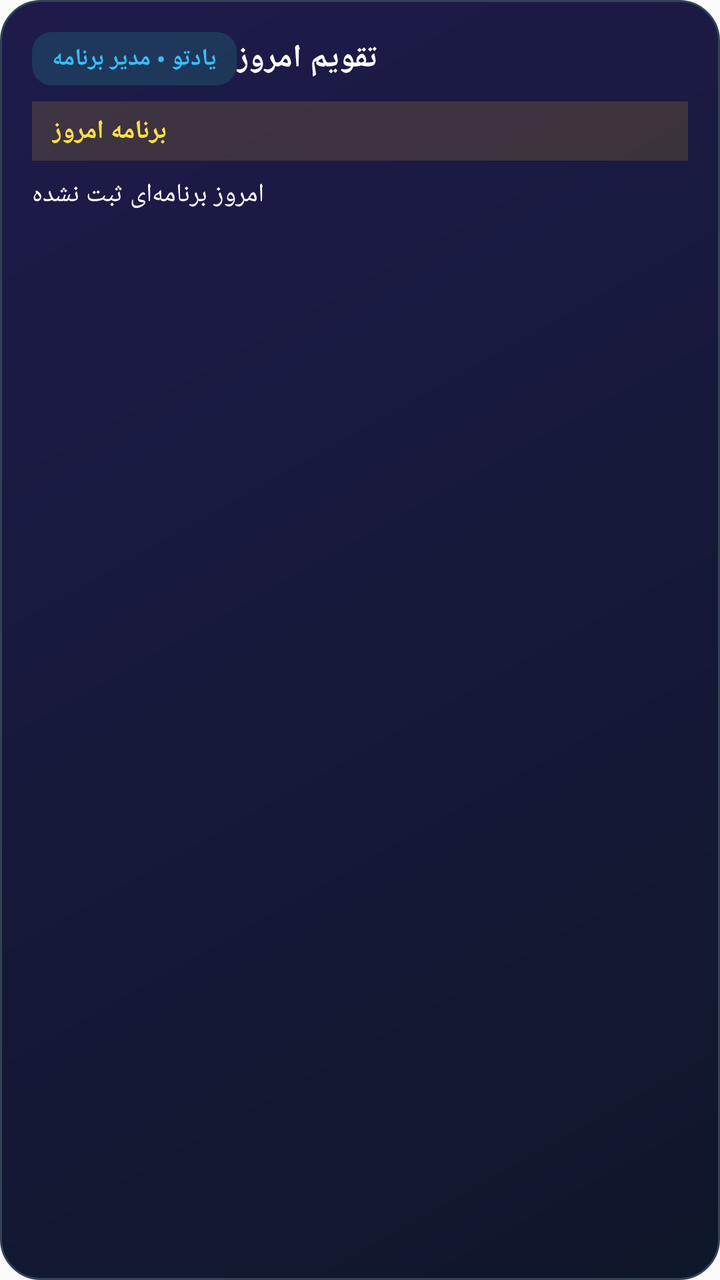
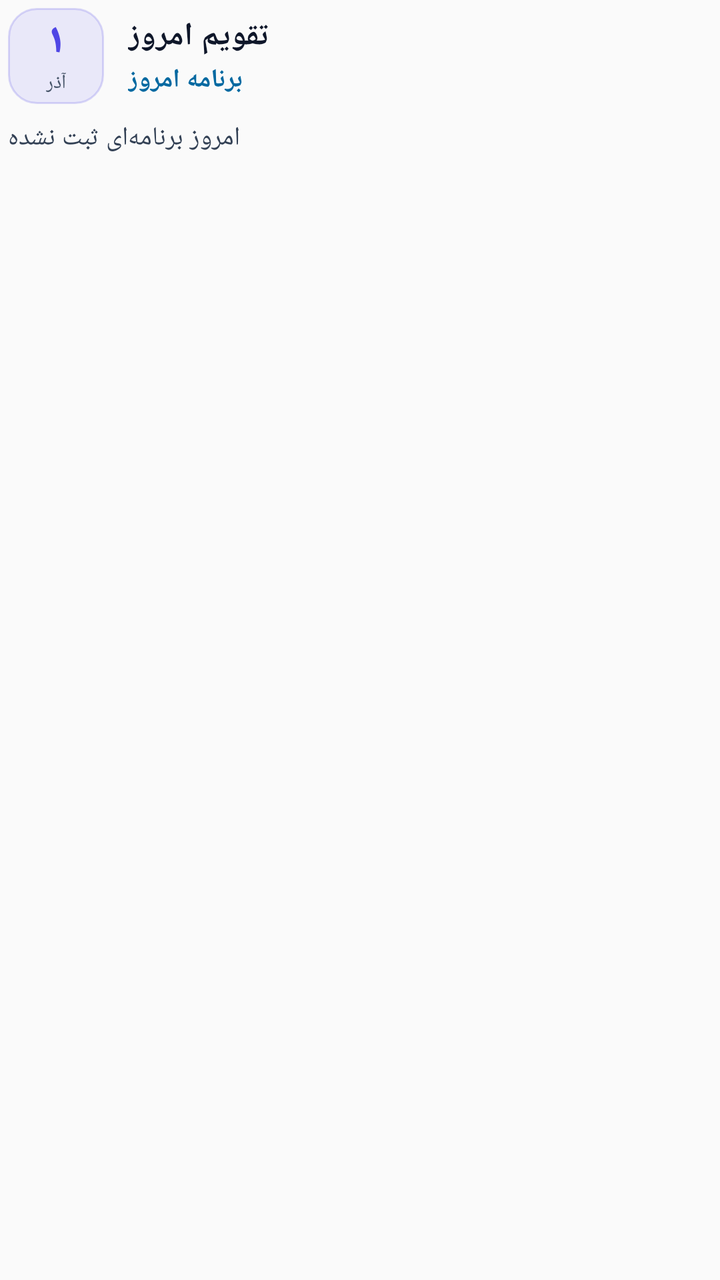

Two renders of the same Android screen: before a commit and after it. Below are the layout's source before the change and the commit's diff.
<!-- AndroidManifest.xml: application theme AppTheme -->
<!-- res/layout/notification_status_expanded.xml -->
<?xml version="1.0" encoding="utf-8"?>
<LinearLayout xmlns:android="http://schemas.android.com/apk/res/android"
    android:layout_width="match_parent"
    android:layout_height="wrap_content"
    android:background="@drawable/widget_bg"
    android:orientation="vertical"
    android:padding="16dp">

    
    <LinearLayout
        android:layout_width="match_parent"
        android:layout_height="wrap_content"
        android:gravity="center_vertical"
        android:orientation="horizontal">

        <TextView
            android:layout_width="wrap_content"
            android:layout_height="wrap_content"
            android:background="@drawable/widget_badge_bg"
            android:paddingLeft="10dp"
            android:paddingTop="5dp"
            android:paddingRight="10dp"
            android:paddingBottom="5dp"
            android:text="یادتو • مدیر برنامه"
            android:textColor="#38bdf8"
            android:textSize="12sp"
            android:textStyle="bold" />

        <TextView
            android:id="@+id/notif_exp_date"
            android:layout_width="0dp"
            android:layout_height="wrap_content"
            android:layout_weight="1"
            android:ellipsize="end"
            android:gravity="end"
            android:maxLines="1"
            android:text="تقویم امروز"
            android:textColor="#ffffff"
            android:textSize="16sp"
            android:textStyle="bold" />
    </LinearLayout>

    
    <TextView
        android:id="@+id/notif_exp_summary"
        android:layout_width="match_parent"
        android:layout_height="wrap_content"
        android:layout_marginTop="8dp"
        android:background="#26fbbf24"
        android:gravity="end"
        android:paddingLeft="10dp"
        android:paddingTop="6dp"
        android:paddingRight="10dp"
        android:paddingBottom="6dp"
        android:text="برنامه امروز"
        android:textColor="#fde047"
        android:textSize="13sp"
        android:textStyle="bold" />

    
    <TextView
        android:id="@+id/notif_exp_details"
        android:layout_width="match_parent"
        android:layout_height="wrap_content"
        android:layout_marginTop="8dp"
        android:ellipsize="end"
        android:gravity="end"
        android:lineSpacingExtra="4dp"
        android:maxLines="5"
        android:text="امروز برنامه‌ای ثبت نشده"
        android:textColor="#ffffff"
        android:textSize="13sp" />
</LinearLayout>
<!-- resources referenced by this layout -->
<resources>
  <!-- drawable widget_badge_bg (drawable) -->
  <?xml version="1.0" encoding="utf-8"?>
  <shape xmlns:android="http://schemas.android.com/apk/res/android" android:shape="rectangle">
      <solid android:color="#262dd4bf" />
      <corners android:radius="10dp" />
  </shape>
  <!-- drawable widget_bg (drawable) -->
  <?xml version="1.0" encoding="utf-8"?>
  <shape xmlns:android="http://schemas.android.com/apk/res/android" android:shape="rectangle">
      <gradient
          android:angle="135"
          android:startColor="#0f172a"
          android:endColor="#1e1b4b" />
      <corners android:radius="20dp" />
      <stroke android:width="1dp" android:color="#334155" />
  </shape>
  <style name="AppTheme" parent="Theme.AppCompat.Light.DarkActionBar">
          
          <item name="colorPrimary">@color/colorPrimary</item>
          <item name="colorPrimaryDark">@color/colorPrimaryDark</item>
          <item name="colorAccent">@color/colorAccent</item>
      </style>
</resources>

<!-- the commit's change to res/layout/notification_status_expanded.xml (unified diff, before → after) -->
@@ -2,9 +2,12 @@
 <LinearLayout xmlns:android="http://schemas.android.com/apk/res/android"
     android:layout_width="match_parent"
     android:layout_height="wrap_content"
-    android:background="@drawable/widget_bg"
+    android:background="@android:color/transparent"
     android:orientation="vertical"
-    android:padding="16dp">
+    android:paddingLeft="4dp"
+    android:paddingTop="4dp"
+    android:paddingRight="4dp"
+    android:paddingBottom="4dp">
 
     
     <LinearLayout
@@ -13,49 +16,70 @@
         android:gravity="center_vertical"
         android:orientation="horizontal">
 
-        <TextView
-            android:layout_width="wrap_content"
-            android:layout_height="wrap_content"
-            android:background="@drawable/widget_badge_bg"
-            android:paddingLeft="10dp"
-            android:paddingTop="5dp"
-            android:paddingRight="10dp"
-            android:paddingBottom="5dp"
-            android:text="یادتو • مدیر برنامه"
-            android:textColor="#38bdf8"
-            android:textSize="12sp"
-            android:textStyle="bold" />
+        <LinearLayout
+            android:layout_width="48dp"
+            android:layout_height="48dp"
+            android:background="@drawable/notif_day_badge"
+            android:gravity="center"
+            android:orientation="vertical">
 
-        <TextView
-            android:id="@+id/notif_exp_date"
+            <TextView
+                android:id="@+id/notif_exp_day_num"
+                android:layout_width="wrap_content"
+                android:layout_height="wrap_content"
+                android:fontFamily="sans-serif-black"
+                android:includeFontPadding="false"
+                android:text="۱"
+                android:textColor="@color/notif_accent"
+                android:textSize="20sp"
+                android:textStyle="bold" />
+
+            <TextView
+                android:id="@+id/notif_exp_month_name"
+                android:layout_width="wrap_content"
+                android:layout_height="wrap_content"
+                android:fontFamily="sans-serif-medium"
+                android:includeFontPadding="false"
+                android:text="آذر"
+                android:textColor="@color/notif_text_muted"
+                android:textSize="10sp" />
+        </LinearLayout>
+
+        <LinearLayout
             android:layout_width="0dp"
             android:layout_height="wrap_content"
+            android:layout_marginStart="12dp"
             android:layout_weight="1"
-            android:ellipsize="end"
-            android:gravity="end"
-            android:maxLines="1"
-            android:text="تقویم امروز"
-            android:textColor="#ffffff"
-            android:textSize="16sp"
-            android:textStyle="bold" />
+            android:orientation="vertical">
+
+            <TextView
+                android:id="@+id/notif_exp_date"
+                android:layout_width="match_parent"
+                android:layout_height="wrap_content"
+                android:ellipsize="end"
+                android:fontFamily="sans-serif-medium"
+                android:gravity="end"
+                android:maxLines="1"
+                android:text="تقویم امروز"
+                android:textColor="@color/notif_text_primary"
+                android:textSize="16sp"
+                android:textStyle="bold" />
+
+            <TextView
+                android:id="@+id/notif_exp_summary"
+                android:layout_width="match_parent"
+                android:layout_height="wrap_content"
+                android:layout_marginTop="2dp"
+                android:ellipsize="end"
+                android:fontFamily="sans-serif-medium"
+                android:gravity="end"
+                android:maxLines="1"
+                android:text="برنامه امروز"
+                android:textColor="@color/notif_summary_text"
+                android:textSize="13sp"
+                android:textStyle="bold" />
+        </LinearLayout>
     </LinearLayout>
-
-    
-    <TextView
-        android:id="@+id/notif_exp_summary"
-        android:layout_width="match_parent"
-        android:layout_height="wrap_content"
-        android:layout_marginTop="8dp"
-        android:background="#26fbbf24"
-        android:gravity="end"
-        android:paddingLeft="10dp"
-        android:paddingTop="6dp"
-        android:paddingRight="10dp"
-        android:paddingBottom="6dp"
-        android:text="برنامه امروز"
-        android:textColor="#fde047"
-        android:textSize="13sp"
-        android:textStyle="bold" />
 
     
     <TextView
@@ -64,10 +88,11 @@
         android:layout_height="wrap_content"
         android:layout_marginTop="8dp"
         android:ellipsize="end"
+        android:fontFamily="sans-serif"
         android:gravity="end"
         android:lineSpacingExtra="4dp"
         android:maxLines="5"
         android:text="امروز برنامه‌ای ثبت نشده"
-        android:textColor="#ffffff"
+        android:textColor="@color/notif_text_secondary"
         android:textSize="13sp" />
 </LinearLayout>
<!-- resource entries referenced after the edit -->
@@ -1,20 +1,16 @@
 <!-- resources referenced by this layout -->
 <resources>
-  <!-- drawable widget_badge_bg (drawable) -->
+  <color name="notif_accent">#4f46e5</color>
+  <color name="notif_summary_text">#0369a1</color>
+  <color name="notif_text_muted">#475569</color>
+  <color name="notif_text_primary">#0f172a</color>
+  <color name="notif_text_secondary">#334155</color>
+  <!-- drawable notif_day_badge (drawable) -->
   <?xml version="1.0" encoding="utf-8"?>
   <shape xmlns:android="http://schemas.android.com/apk/res/android" android:shape="rectangle">
-      <solid android:color="#262dd4bf" />
-      <corners android:radius="10dp" />
-  </shape>
-  <!-- drawable widget_bg (drawable) -->
-  <?xml version="1.0" encoding="utf-8"?>
-  <shape xmlns:android="http://schemas.android.com/apk/res/android" android:shape="rectangle">
-      <gradient
-          android:angle="135"
-          android:startColor="#0f172a"
-          android:endColor="#1e1b4b" />
-      <corners android:radius="20dp" />
-      <stroke android:width="1dp" android:color="#334155" />
+      <solid android:color="@color/notif_day_badge_bg" />
+      <stroke android:width="1dp" android:color="@color/notif_day_badge_stroke" />
+      <corners android:radius="14dp" />
   </shape>
   <style name="AppTheme" parent="Theme.AppCompat.Light.DarkActionBar">
           
@@ -22,5 +18,7 @@
           <item name="colorPrimaryDark">@color/colorPrimaryDark</item>
           <item name="colorAccent">@color/colorAccent</item>
       </style>
+  <color name="notif_day_badge_bg">#1a4f46e5</color>
+  <color name="notif_day_badge_stroke">#334f46e5</color>
 </resources>
 
